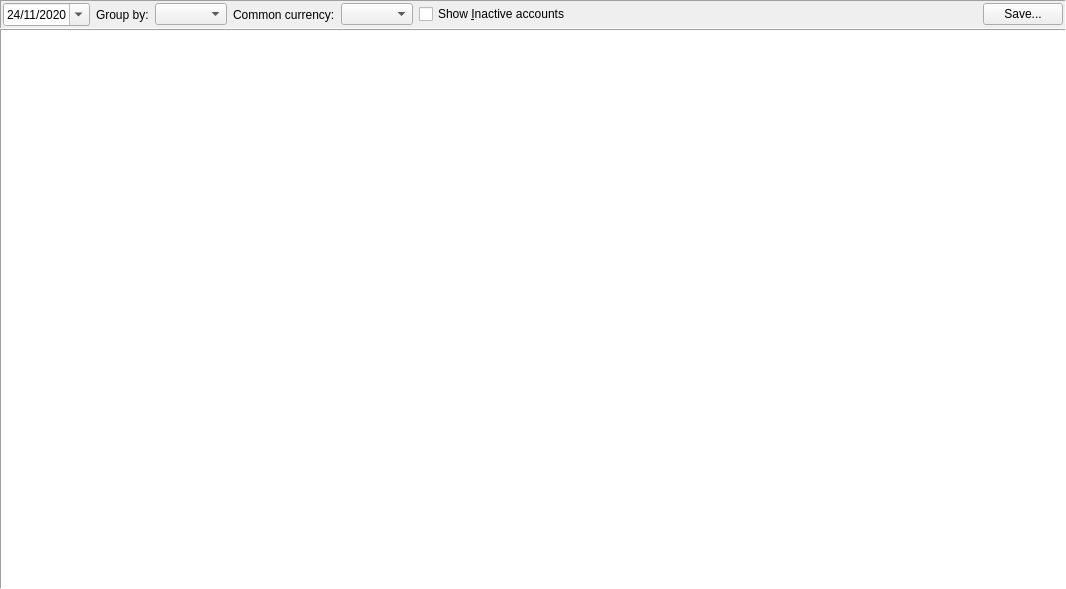
Above: jal/ui/reports/portfolio_report.ui from titov-vv/jal before the change. Below: the same form after it.
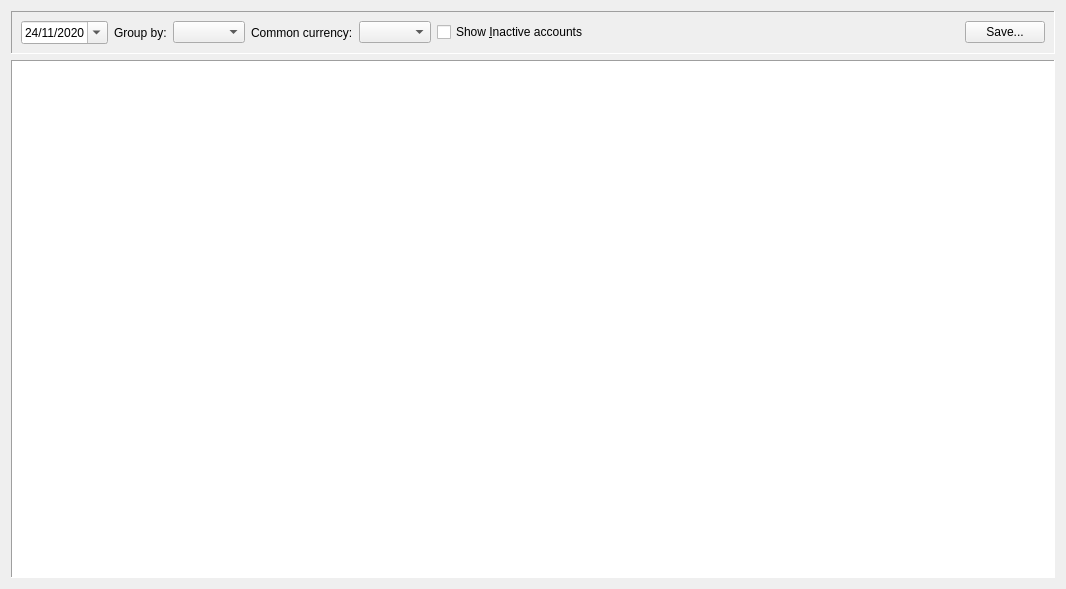
That is the form after the change. Custom widgets are drawn as their Qt base class.

Commit message: Restore of native Qt spacing layout spacing for better compatibility. Tab order and label buddies we set for forms.

The edit to the form file:
```diff
--- a/jal/ui/reports/portfolio_report.ui
+++ b/jal/ui/reports/portfolio_report.ui
@@ -14,21 +14,6 @@
    <string>Asset portfolio</string>
   </property>
   <layout class="QVBoxLayout" name="verticalLayout">
-   <property name="spacing">
-    <number>0</number>
-   </property>
-   <property name="leftMargin">
-    <number>0</number>
-   </property>
-   <property name="topMargin">
-    <number>0</number>
-   </property>
-   <property name="rightMargin">
-    <number>0</number>
-   </property>
-   <property name="bottomMargin">
-    <number>0</number>
-   </property>
    <item>
     <widget class="QFrame" name="PortfolioParamsFrame">
      <property name="frameShape">
@@ -38,21 +23,6 @@
       <enum>QFrame::Shadow::Sunken</enum>
      </property>
      <layout class="QHBoxLayout" name="horizontalLayout_8">
-      <property name="spacing">
-       <number>6</number>
-      </property>
-      <property name="leftMargin">
-       <number>2</number>
-      </property>
-      <property name="topMargin">
-       <number>2</number>
-      </property>
-      <property name="rightMargin">
-       <number>2</number>
-      </property>
-      <property name="bottomMargin">
-       <number>2</number>
-      </property>
       <item>
        <widget class="QDateEdit" name="PortfolioDate">
         <property name="dateTime">
@@ -76,6 +46,22 @@
         </property>
        </widget>
       </item>
+      <item>
+       <spacer name="groupGroupSpacer">
+        <property name="orientation">
+         <enum>Qt::Orientation::Horizontal</enum>
+        </property>
+        <property name="sizeType">
+         <enum>QSizePolicy::Fixed</enum>
+        </property>
+        <property name="sizeHint" stdset="0">
+         <size>
+          <width>0</width>
+          <height>20</height>
+         </size>
+        </property>
+       </spacer>
+      </item>
       <item>
        <widget class="QLabel" name="GroupLbl">
         <property name="text">
@@ -86,6 +72,22 @@
       <item>
        <widget class="QComboBox" name="GroupCombo"/>
       </item>
+      <item>
+       <spacer name="currencyGroupSpacer">
+        <property name="orientation">
+         <enum>Qt::Orientation::Horizontal</enum>
+        </property>
+        <property name="sizeType">
+         <enum>QSizePolicy::Fixed</enum>
+        </property>
+        <property name="sizeHint" stdset="0">
+         <size>
+          <width>0</width>
+          <height>20</height>
+         </size>
+        </property>
+       </spacer>
+      </item>
       <item>
        <widget class="QLabel" name="PortfolioCurrencyLbl">
         <property name="text">
```
Left out of the diff: 14 changed lines with no effect on the pictures. The commit also changes 82 other files.
